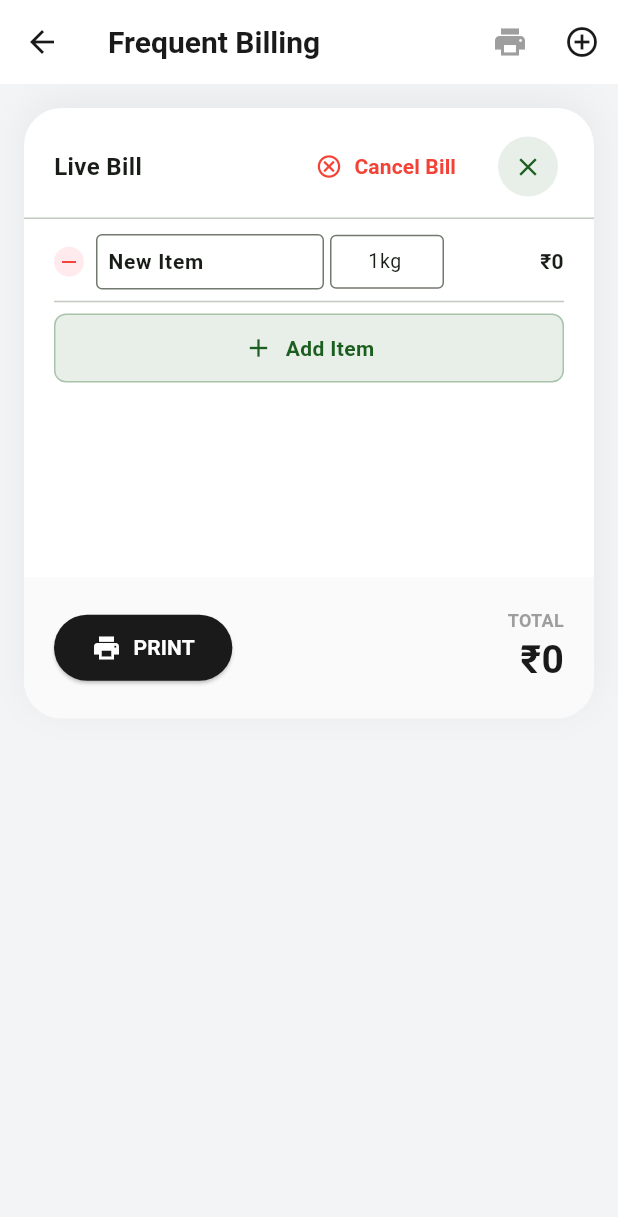
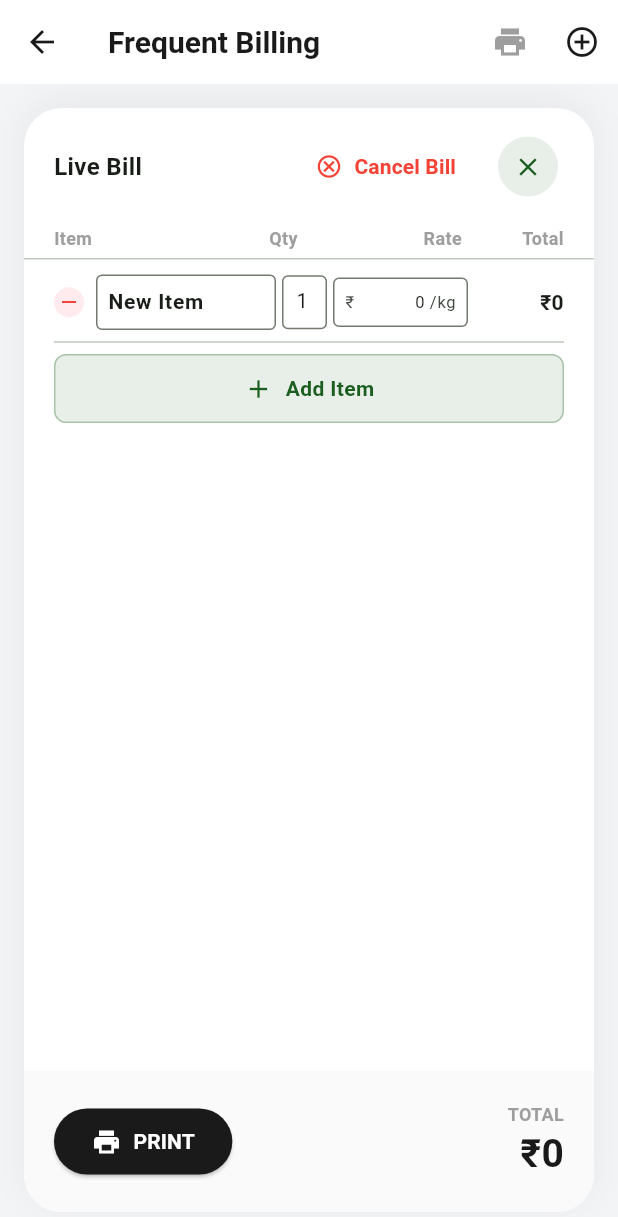
Before and after one commit to haarsh12/parentcode, a Flutter app: the FrequentBillingScreen screen opened directly with empty values, after a tap on the "add" icon, on a phone screen of 412 x 824 dp. Shown: the top 1217 px of the screen. Run offline on Flutter 3.47's test engine with Material 3 defaults, Android fonts, the phone set to English and light mode, and no system bars; our stand-ins replace flutter_tts, image_picker, pdf, printing, shared_preferences, speech_to_text; missing offline and left inert: blue_thermal_printer; accounts and stored records are empty.

Commit message:
Frequent Billing

```diff
--- a/snapbill_frontend/lib/screens/frequent_billing_screen.dart
+++ b/snapbill_frontend/lib/screens/frequent_billing_screen.dart
@@ -337,6 +337,17 @@ class _FrequentBillingScreenState extends State<FrequentBillingScreen> {
     return value.toString();
   }
 
+  // Helper: Extract numeric quantity from qtyDisplay (e.g., "2kg" -> "2")
+  String _extractQuantityNumber(String qtyDisplay) {
+    final numericPart = qtyDisplay.replaceAll(RegExp(r'[^0-9.]'), '');
+    return numericPart.isEmpty ? '1' : numericPart;
+  }
+
+  // Helper: Format rate with unit (e.g., rate=30, unit="plt" -> "₹30/plt")
+  String _formatRateWithUnit(double rate, String unit) {
+    return '₹${_formatNumber(rate)}/${_getShortUnit(unit)}';
+  }
+
   void _toggleEditMode() {
     setState(() {
       _isEditMode = !_isEditMode;
@@ -429,7 +440,7 @@ class _FrequentBillingScreenState extends State<FrequentBillingScreen> {
         children: [
           // --- TOP SECTION: LIVE BILL ---
           Expanded(
-            flex: 4,
+            flex: _isEditMode ? 5 : 4,
             child: Container(
               margin: const EdgeInsets.all(16),
               decoration: BoxDecoration(
@@ -491,6 +502,43 @@ class _FrequentBillingScreenState extends State<FrequentBillingScreen> {
                       ],
                     ),
                   ),
+
+                  // Column Headers
+                  const Padding(
+                      padding: EdgeInsets.symmetric(horizontal: 20, vertical: 5),
+                      child: Row(children: [
+                        Expanded(
+                            flex: 4,
+                            child: Text("Item",
+                                style: TextStyle(
+                                    fontWeight: FontWeight.bold,
+                                    fontSize: 12,
+                                    color: Colors.grey))),
+                        Expanded(
+                            flex: 1,
+                            child: Text("Qty",
+                                textAlign: TextAlign.center,
+                                style: TextStyle(
+                                    fontWeight: FontWeight.bold,
+                                    fontSize: 12,
+                                    color: Colors.grey))),
+                        Expanded(
+                            flex: 3,
+                            child: Text("Rate",
+                                textAlign: TextAlign.right,
+                                style: TextStyle(
+                                    fontWeight: FontWeight.bold,
+                                    fontSize: 12,
+                                    color: Colors.grey))),
+                        Expanded(
+                            flex: 2,
+                            child: Text("Total",
+                                textAlign: TextAlign.right,
+                                style: TextStyle(
+                                    fontWeight: FontWeight.bold,
+                                    fontSize: 12,
+                                    color: Colors.grey))),
+                      ])),
                   const Divider(height: 1),
                   Expanded(
                     child: _currentBill.isEmpty
@@ -541,11 +589,15 @@ class _FrequentBillingScreenState extends State<FrequentBillingScreen> {
                               final item = _currentBill[index];
 
                               if (_isEditMode) {
-                                // Editable Mode
+                                // Editable Mode - 4 Column Layout
                                 return Row(
                                   children: [
                                     GestureDetector(
-                                      onTap: () => _reduceItem(item),
+                                      onTap: () {
+                                        setState(() {
+                                          _currentBill.removeAt(index);
+                                        });
+                                      },
                                       child: Container(
                                         margin: const EdgeInsets.only(right: 8),
                                         padding: const EdgeInsets.all(2),
@@ -558,9 +610,8 @@ class _FrequentBillingScreenState extends State<FrequentBillingScreen> {
                                     ),
                                     Expanded(
                                       flex: 4,
-                                      child: TextField(
-                                        controller: TextEditingController(text: item.name)
-                                          ..selection = TextSelection.collapsed(offset: item.name.length),
+                                      child: TextFormField(
+                                        initialValue: item.name,
                                         style: const TextStyle(
                                             fontWeight: FontWeight.w600,
                                             fontSize: 14),
@@ -574,18 +625,40 @@ class _FrequentBillingScreenState extends State<FrequentBillingScreen> {
                                     ),
                                     const SizedBox(width: 4),
                                     Expanded(
-                                      flex: 2,
-                                      child: TextField(
-                                        controller: TextEditingController(text: item.qtyDisplay)
-                                          ..selection = TextSelection.collapsed(offset: item.qtyDisplay.length),
+                                      flex: 1,
+                                      child: TextFormField(
+                                        initialValue: _extractQuantityNumber(item.qtyDisplay),
                                         textAlign: TextAlign.center,
+                                        keyboardType: TextInputType.number,
                                         style: const TextStyle(fontSize: 13),
                                         decoration: const InputDecoration(
                                           isDense: true,
                                           contentPadding: EdgeInsets.symmetric(vertical: 8, horizontal: 2),
                                           border: OutlineInputBorder(),
                                         ),
-                                        onChanged: (value) => _updateBillItem(index, 'qtyDisplay', value),
+                                        onChanged: (value) {
+                                          // Update quantity keeping the unit
+                                          final newQtyDisplay = '$value${_getShortUnit(item.unit)}';
+                                          _updateBillItem(index, 'qtyDisplay', newQtyDisplay);
+                                        },
+                                      ),
+                                    ),
+                                    const SizedBox(width: 4),
+                                    Expanded(
+                                      flex: 3,
+                                      child: TextFormField(
+                                        initialValue: _formatNumber(item.rate),
+                                        textAlign: TextAlign.right,
+                                        keyboardType: TextInputType.number,
+                                        style: const TextStyle(fontSize: 11),
+                                        decoration: InputDecoration(
+                                          isDense: true,
+                                          contentPadding: const EdgeInsets.symmetric(vertical: 8, horizontal: 4),
+                                          border: const OutlineInputBorder(),
+                                          prefixText: '₹',
+                                          suffixText: '/${_getShortUnit(item.unit)}',
+                                        ),
+                                        onChanged: (value) => _updateBillItem(index, 'rate', value),
                                       ),
                                     ),
                                     const SizedBox(width: 4),
@@ -600,7 +673,7 @@ class _FrequentBillingScreenState extends State<FrequentBillingScreen> {
                                   ],
                                 );
                               } else {
-                                // Display Mode
+                                // Display Mode - 4 Column Layout
                                 return Row(
                                   children: [
                                     GestureDetector(
@@ -623,10 +696,16 @@ class _FrequentBillingScreenState extends State<FrequentBillingScreen> {
                                               fontSize: 14)),
                                     ),
                                     Expanded(
-                                      flex: 2,
-                                      child: Text(item.qtyDisplay,
+                                      flex: 1,
+                                      child: Text(_extractQuantityNumber(item.qtyDisplay),
                                           textAlign: TextAlign.center,
                                           style: const TextStyle(fontSize: 13)),
+                                    ),
+                                    Expanded(
+                                      flex: 3,
+                                      child: Text(_formatRateWithUnit(item.rate, item.unit),
+                                          textAlign: TextAlign.right,
+                                          style: const TextStyle(fontSize: 12)),
                                     ),
                                     Expanded(
                                       flex: 2,
@@ -695,8 +774,9 @@ class _FrequentBillingScreenState extends State<FrequentBillingScreen> {
           ),
 
           // --- BOTTOM SECTION: GRID ---
-          Expanded(
-            flex: 3,
+          if (!_isEditMode)
+            Expanded(
+              flex: 3,
             child: Padding(
               padding: const EdgeInsets.symmetric(horizontal: 16),
               child: GridView.builder(
```
Also changed, not shown: snapbill_frontend/lib/screens/voice_assistant_screen.dart (+58 -34 lines).
